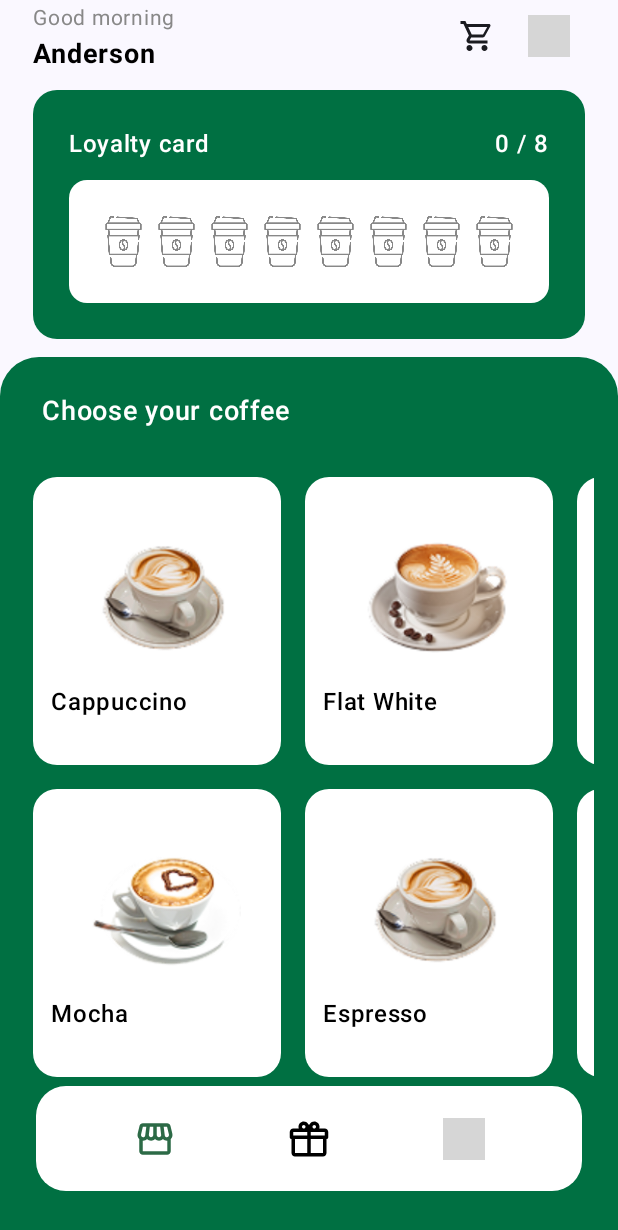
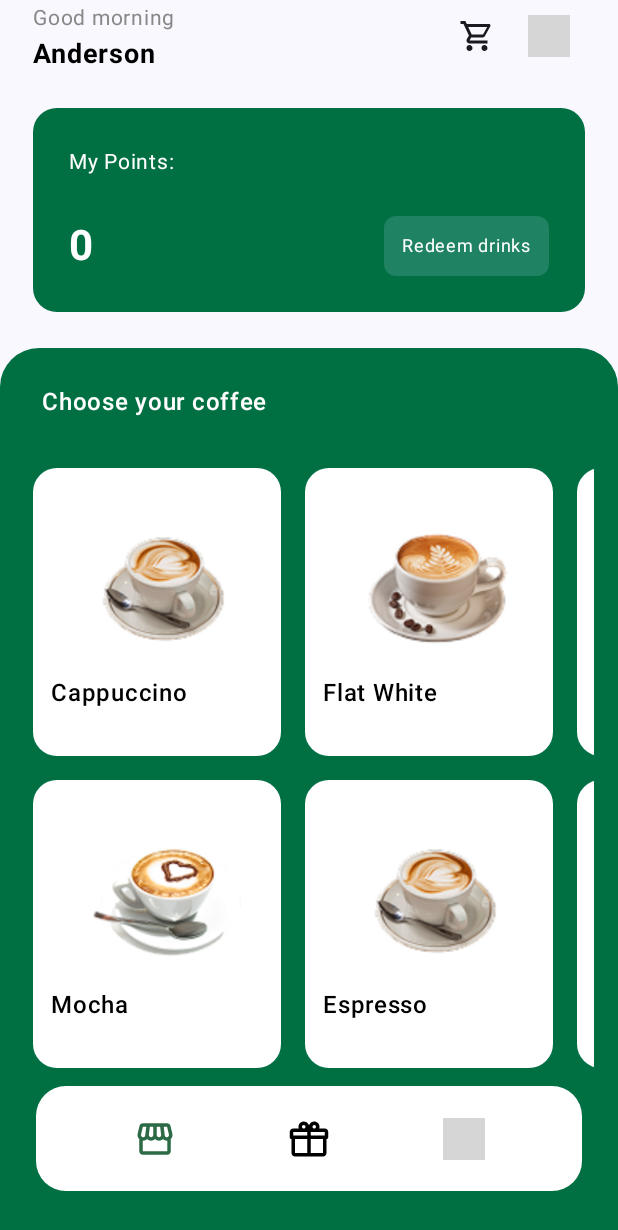
Before and after one commit to MadeByBintang/Sorelam-Kopitiam, an Android app built with Jetpack Compose: the screen it shows after launch (MainActivity), on a phone screen of 412 x 824 dp. Shown: the top 1230 px of the screen. Run offline under Robolectric (Android 15) with nearby library versions, the phone set to English and light mode, and no system bars; our stand-ins replace Dagger/Hilt's generated code, Room's generated code; grey boxes are pictures that could not be loaded.

Commit message:
Perbaikan fitur dan penghapusan fitur loyaltycard untuk di v3 nanti

```diff
--- a/app/src/main/java/com/example/sorelamkopitiam/data/repository/RewardRepositoryImpl.kt
+++ b/app/src/main/java/com/example/sorelamkopitiam/data/repository/RewardRepositoryImpl.kt
@@ -38,8 +38,4 @@ class RewardsRepositoryImpl @Inject constructor(
     override suspend fun clearRewards() {
         dao.clearRewards()
     }
-
-    override suspend fun clearLoyalty() {
-        dao.deleteAllNonRedeem()
-    }
 }
--- a/app/src/main/java/com/example/sorelamkopitiam/domain/repository/RewardRepository.kt
+++ b/app/src/main/java/com/example/sorelamkopitiam/domain/repository/RewardRepository.kt
@@ -8,5 +8,4 @@ interface RewardsRepository {
     suspend fun insertReward(reward: RewardItem)
     suspend fun deleteReward(id: Int)
     suspend fun clearRewards()
-    suspend fun clearLoyalty()
 }
--- a/app/src/main/java/com/example/sorelamkopitiam/presentation/component/common/LoyaltyCard.kt
+++ /dev/null
@@ -1,84 +0,0 @@
-package com.example.sorelamkopitiam.presentation.component.common
-
-import androidx.compose.foundation.Image
-import androidx.compose.foundation.background
-import androidx.compose.foundation.layout.*
-import androidx.compose.foundation.shape.RoundedCornerShape
-import androidx.compose.material3.Text
-import androidx.compose.runtime.*
-import androidx.compose.ui.Alignment
-import androidx.compose.ui.Modifier
-import androidx.compose.ui.graphics.Color
-import androidx.compose.ui.graphics.ColorFilter
-import androidx.compose.ui.res.painterResource
-import androidx.compose.ui.res.stringResource
-import androidx.compose.ui.text.font.FontWeight
-import androidx.compose.ui.unit.dp
-import androidx.compose.ui.unit.sp
-import androidx.hilt.navigation.compose.hiltViewModel
-import com.example.sorelamkopitiam.R
-import com.example.sorelamkopitiam.presentation.viewmodel.LoyaltyCardViewModel
-
-@Composable
-fun LoyaltyCard(
-    modifier: Modifier = Modifier,
-    viewModel: LoyaltyCardViewModel = hiltViewModel()
-) {
-    val loyalty by viewModel.loyaltyCount.collectAsState()
-
-    Column(
-        modifier = modifier
-            .fillMaxWidth()
-            .padding(horizontal = 22.dp, vertical = 12.dp)
-            .background(color = Color(0xFF007042), shape = RoundedCornerShape(16.dp))
-            .padding(24.dp)
-    ) {
-        Row(
-            modifier = Modifier.fillMaxWidth(),
-            horizontalArrangement = Arrangement.SpaceBetween
-        ) {
-            Text(
-                text = stringResource(R.string.loyalty_card),
-                color = Color.White,
-                fontSize = 16.sp,
-                fontWeight = FontWeight.Medium
-            )
-            Text(
-                text = "${loyalty % 8} / 8",
-                color = Color.White,
-                fontSize = 16.sp,
-                fontWeight = FontWeight.Medium
-            )
-        }
-
-        Spacer(modifier = Modifier.height(12.dp))
-
-        Box(
-            modifier = Modifier
-                .fillMaxWidth()
-                .background(Color.White, shape = RoundedCornerShape(12.dp))
-                .padding(vertical = 24.dp)
-        ) {
-            Row(
-                modifier = Modifier.fillMaxWidth(),
-                horizontalArrangement = Arrangement.spacedBy(1.dp, Alignment.CenterHorizontally)
-            ) {
-                repeat(8) { index ->
-                    val filled = index < (loyalty % 8)
-                    val iconRes = if (filled) {
-                        R.drawable.coffee_cup_fill
-                    } else {
-                        R.drawable.coffee_cup_unfill
-                    }
-
-                    Image(
-                        painter = painterResource(id = iconRes),
-                        contentDescription = stringResource(R.string.loyalty_cup, index + 1),
-                        modifier = Modifier.size(34.dp),
-                        colorFilter = if (!filled) ColorFilter.tint(Color.Gray) else null
-                    )
-                }
-            }
-        }
-    }
-}
--- a/app/src/main/java/com/example/sorelamkopitiam/presentation/component/common/LoyaltyCardViewModel.kt
+++ /dev/null
@@ -1,42 +0,0 @@
-package com.example.sorelamkopitiam.presentation.viewmodel
-
-import androidx.lifecycle.ViewModel
-import androidx.lifecycle.viewModelScope
-import com.example.sorelamkopitiam.domain.repository.RewardsRepository
-import dagger.hilt.android.lifecycle.HiltViewModel
-import kotlinx.coroutines.flow.*
-import kotlinx.coroutines.launch
-import javax.inject.Inject
-
-@HiltViewModel
-class LoyaltyCardViewModel @Inject constructor(
-    private val rewardsRepository: RewardsRepository
-) : ViewModel() {
-
-    val rewards = rewardsRepository.getAllRewards()
-        .stateIn(viewModelScope, SharingStarted.WhileSubscribed(5000), emptyList())
-
-    val loyaltyCount = rewards.map { rewardsList ->
-        rewardsList.count { !it.isRedeem }
-    }.stateIn(viewModelScope, SharingStarted.WhileSubscribed(5000), 0)
-
-    val points = rewards.map { rewardsList ->
-        rewardsList.sumOf { if (it.isRedeem) -it.points else it.points }
-    }.stateIn(viewModelScope, SharingStarted.WhileSubscribed(5000), 0)
-
-    fun clearAll() {
-        viewModelScope.launch {
-            rewardsRepository.clearRewards()
-        }
-    }
-
-    fun clearLoyaltyProgress() {
-        viewModelScope.launch {
-            val currentRewards = rewards.value
-            val activeLoyalty = currentRewards.filter { !it.isRedeem }
-            activeLoyalty.take(8).forEach {
-                rewardsRepository.deleteReward(it.id)
-            }
-        }
-    }
-}
--- a/app/src/main/java/com/example/sorelamkopitiam/presentation/component/common/PointsCard.kt
+++ b/app/src/main/java/com/example/sorelamkopitiam/presentation/component/common/PointsCard.kt
@@ -24,7 +24,7 @@ fun PointsCard(
     Box(
         modifier = modifier
             .fillMaxWidth()
-            .padding(horizontal = 22.dp)
+            .padding(horizontal = 22.dp, vertical = 24.dp)
             .background(Color(0xFF007042), RoundedCornerShape(16.dp))
             .padding(24.dp)
     ) {
@@ -34,7 +34,7 @@ fun PointsCard(
                 color = Color.White,
                 fontSize = 14.sp
             )
-            Spacer(modifier = Modifier.height(6.dp))
+            Spacer(modifier = Modifier.height(24.dp))
             Row(
                 modifier = Modifier.fillMaxWidth(),
                 horizontalArrangement = Arrangement.SpaceBetween,
--- a/app/src/main/java/com/example/sorelamkopitiam/presentation/component/home/CoffeeMenu.kt
+++ b/app/src/main/java/com/example/sorelamkopitiam/presentation/component/home/CoffeeMenu.kt
@@ -37,7 +37,7 @@ fun CoffeeMenu(
         ) {
             Text(
                 text = stringResource(R.string.choose_your_coffee),
-                fontSize = 18.sp,
+                fontSize = 16.sp,
                 fontWeight = FontWeight.Medium,
                 color = Color.White,
                 modifier = Modifier.padding(start = 12.dp, top = 24.dp, bottom = 32.dp)
--- a/app/src/main/java/com/example/sorelamkopitiam/presentation/screen/home/HomeScreen.kt
+++ b/app/src/main/java/com/example/sorelamkopitiam/presentation/screen/home/HomeScreen.kt
@@ -8,7 +8,7 @@ import androidx.compose.ui.res.stringResource
 import androidx.hilt.navigation.compose.hiltViewModel
 import androidx.navigation.NavController
 import com.example.sorelamkopitiam.R
-import com.example.sorelamkopitiam.presentation.component.common.LoyaltyCard
+import com.example.sorelamkopitiam.presentation.component.common.PointsCard
 import com.example.sorelamkopitiam.presentation.component.home.CoffeeMenu
 import com.example.sorelamkopitiam.presentation.component.topbar.TopBar
 import com.example.sorelamkopitiam.presentation.navigation.Screen
@@ -19,6 +19,7 @@ fun HomeScreen(
     viewModel: HomeViewModel = hiltViewModel()
 ) {
     val state by viewModel.state.collectAsState()
+    val points by viewModel.points.collectAsState()
 
     Scaffold(
         modifier = Modifier.fillMaxSize()
@@ -34,8 +35,12 @@ fun HomeScreen(
                 onProfileClick = { navController.navigate(Screen.Profile.route) }
             )
 
-            LoyaltyCard() // ✅ Sudah otomatis dari database
-
+            PointsCard(
+                points = points,
+                onRedeemClick = {
+                    navController.navigate(Screen.Redeem.route)
+                }
+            )
             CoffeeMenu(
                 menuItems = state.menuItems,
                 onCoffeeClick = { coffeeItem ->
--- a/app/src/main/java/com/example/sorelamkopitiam/presentation/screen/home/HomeViewModel.kt
+++ b/app/src/main/java/com/example/sorelamkopitiam/presentation/screen/home/HomeViewModel.kt
@@ -23,7 +23,7 @@ class HomeViewModel @Inject constructor(
     val rewards = rewardsRepository.getAllRewards()
         .stateIn(viewModelScope, SharingStarted.WhileSubscribed(5000), emptyList())
 
-    val loyaltyCount = rewards.map { rewardsList ->
-        rewardsList.count { !it.isRedeem } % 8
+    val points = rewards.map { rewardsList ->
+        rewardsList.sumOf { if (it.isRedeem) -it.points else it.points }
     }.stateIn(viewModelScope, SharingStarted.WhileSubscribed(5000), 0)
 }
```
Also changed, not shown: app/src/main/java/com/example/sorelamkopitiam/presentation/component/dialog/LoyaltyRewardDialog.kt (deleted, +0 -82 lines), app/src/main/java/com/example/sorelamkopitiam/presentation/screen/rewards/RewardScreen.kt (+0 -20 lines), app/src/main/java/com/example/sorelamkopitiam/presentation/screen/rewards/RewardViewModel.kt (+0 -53 lines).
